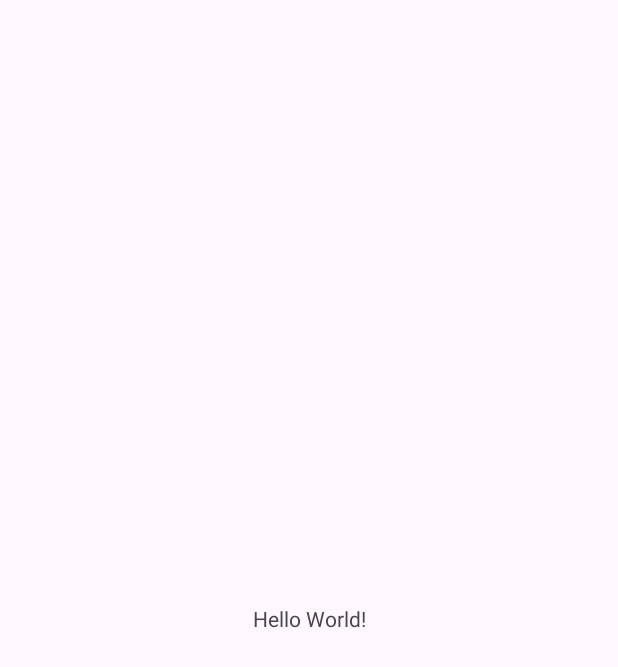
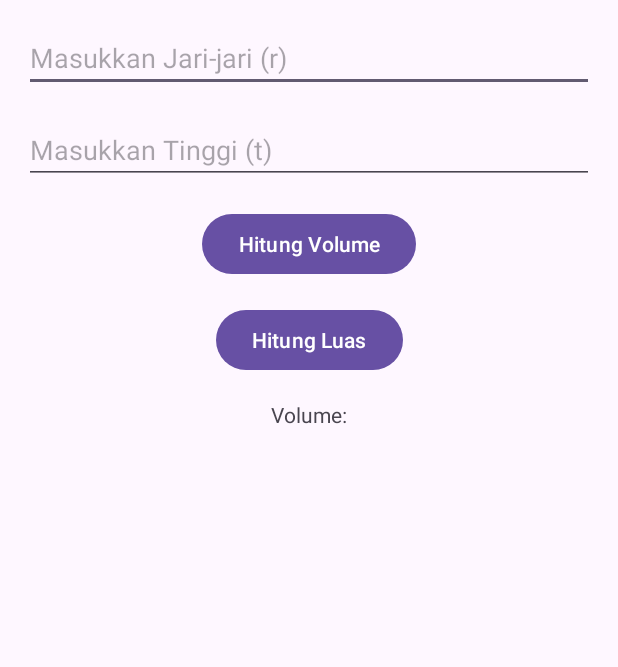
Before and after one commit to Dimasrioardianto/UTS-Pemrograman_Mobile, an Android app: the screen it shows after launch (MainActivity), on a phone screen of 412 x 824 dp. Before the commit the part shown is almost empty. Shown: the top 667 px of the screen. Run offline under Robolectric (Android 15) with nearby library versions, the phone set to English and light mode, and no system bars.

Commit message:
membuat penghitungan luas dan volume dari tabung

```diff
--- a/app/src/main/AndroidManifest.xml
+++ b/app/src/main/AndroidManifest.xml
@@ -1,6 +1,6 @@
 <?xml version="1.0" encoding="utf-8"?>
 <manifest xmlns:android="http://schemas.android.com/apk/res/android"
-    xmlns:tools="http://schemas.android.com/tools">
+    xmlns:tools="http://schemas.android.com/tools" >
 
     <application
         android:allowBackup="true"
@@ -11,10 +11,16 @@
         android:roundIcon="@mipmap/ic_launcher_round"
         android:supportsRtl="true"
         android:theme="@style/Theme.KalkulatorUts"
-        tools:targetApi="31">
+        tools:targetApi="31" >
+        <activity
+            android:name=".SecondActivity"
+            android:exported="false" />
+        <activity
+            android:name=".MainActivity2"
+            android:exported="false" />
         <activity
             android:name=".MainActivity"
-            android:exported="true">
+            android:exported="true" >
             <intent-filter>
                 <action android:name="android.intent.action.MAIN" />
 
--- a/app/src/main/java/id/ac/polbeng/ardianto/kalkulatoruts/MainActivity.kt
+++ b/app/src/main/java/id/ac/polbeng/ardianto/kalkulatoruts/MainActivity.kt
@@ -1,20 +1,40 @@
 package id.ac.polbeng.ardianto.kalkulatoruts
 
 import android.os.Bundle
-import androidx.activity.enableEdgeToEdge
 import androidx.appcompat.app.AppCompatActivity
-import androidx.core.view.ViewCompat
-import androidx.core.view.WindowInsetsCompat
+import id.ac.polbeng.ardianto.kalkulatoruts.databinding.ActivityMainBinding
+import kotlin.math.PI
 
 class MainActivity : AppCompatActivity() {
+    private lateinit var binding: ActivityMainBinding
+
     override fun onCreate(savedInstanceState: Bundle?) {
         super.onCreate(savedInstanceState)
-        enableEdgeToEdge()
-        setContentView(R.layout.activity_main)
-        ViewCompat.setOnApplyWindowInsetsListener(findViewById(R.id.main)) { v, insets ->
-            val systemBars = insets.getInsets(WindowInsetsCompat.Type.systemBars())
-            v.setPadding(systemBars.left, systemBars.top, systemBars.right, systemBars.bottom)
-            insets
+
+        binding = ActivityMainBinding.inflate(layoutInflater)
+        setContentView(binding.root)
+
+        binding.btnCalculate.setOnClickListener {
+            val radius = binding.etRadius.text.toString().toDoubleOrNull()
+            val height = binding.etHeight.text.toString().toDoubleOrNull()
+
+            if (radius != null && height != null) {
+                val volume = PI * radius * radius * height
+                binding.tvResult.text = getString(R.string.result_volume) + "%.2f".format(volume)
+            } else {
+                binding.tvResult.text = getString(R.string.error_invalid_input)
+            }
+        }
+
+        binding.btnCalculateArea.setOnClickListener {
+            val radius = binding.etRadius.text.toString().toDoubleOrNull()
+
+            if (radius != null) {
+                val area = PI * radius * radius
+                binding.tvResult.text = getString(R.string.result_area) + "%.2f".format(area)
+            } else {
+                binding.tvResult.text = getString(R.string.error_invalid_input)
+            }
         }
     }
 }
--- a/app/src/main/res/layout/activity_main.xml
+++ b/app/src/main/res/layout/activity_main.xml
@@ -2,18 +2,60 @@
 <androidx.constraintlayout.widget.ConstraintLayout xmlns:android="http://schemas.android.com/apk/res/android"
     xmlns:app="http://schemas.android.com/apk/res-auto"
     xmlns:tools="http://schemas.android.com/tools"
-    android:id="@+id/main"
     android:layout_width="match_parent"
     android:layout_height="match_parent"
     tools:context=".MainActivity">
 
-    <TextView
+    <EditText
+        android:id="@+id/etRadius"
+        android:layout_width="0dp"
+        android:layout_height="wrap_content"
+        android:hint="@string/hint_radius"
+        android:inputType="numberDecimal"
+        app:layout_constraintEnd_toEndOf="parent"
+        app:layout_constraintStart_toStartOf="parent"
+        app:layout_constraintTop_toTopOf="parent"
+        android:layout_margin="16dp"/>
+
+    <EditText
+        android:id="@+id/etHeight"
+        android:layout_width="0dp"
+        android:layout_height="wrap_content"
+        android:hint="@string/hint_height"
+        android:inputType="numberDecimal"
+        app:layout_constraintEnd_toEndOf="parent"
+        app:layout_constraintStart_toStartOf="parent"
+        app:layout_constraintTop_toBottomOf="@id/etRadius"
+        android:layout_margin="16dp"/>
+
+    <Button
+        android:id="@+id/btnCalculate"
         android:layout_width="wrap_content"
         android:layout_height="wrap_content"
-        android:text="Hello World!"
-        app:layout_constraintBottom_toBottomOf="parent"
+        android:text="@string/btn_calculate_volume"
+        app:layout_constraintTop_toBottomOf="@id/etHeight"
+        app:layout_constraintStart_toStartOf="parent"
         app:layout_constraintEnd_toEndOf="parent"
+        android:layout_marginTop="16dp" />
+
+    <Button
+        android:id="@+id/btnCalculateArea"
+        android:layout_width="wrap_content"
+        android:layout_height="wrap_content"
+        android:text="@string/btn_calculate_area"
+        app:layout_constraintTop_toBottomOf="@id/btnCalculate"
         app:layout_constraintStart_toStartOf="parent"
-        app:layout_constraintTop_toTopOf="parent" />
+        app:layout_constraintEnd_toEndOf="parent"
+        android:layout_marginTop="16dp" />
+
+    <TextView
+        android:id="@+id/tvResult"
+        android:layout_width="wrap_content"
+        android:layout_height="wrap_content"
+        android:text="@string/result_volume"
+        app:layout_constraintTop_toBottomOf="@id/btnCalculateArea"
+        app:layout_constraintStart_toStartOf="parent"
+        app:layout_constraintEnd_toEndOf="parent"
+        android:layout_marginTop="16dp" />
 
 </androidx.constraintlayout.widget.ConstraintLayout>
--- a/app/src/main/res/values/strings.xml
+++ b/app/src/main/res/values/strings.xml
@@ -1,3 +1,10 @@
 <resources>
-    <string name="app_name">KalkulatorUts</string>
+    <string name="app_name">Volume Tabung</string>
+    <string name="hint_radius">Masukkan Jari-jari (r)</string>
+    <string name="hint_height">Masukkan Tinggi (t)</string>
+    <string name="btn_calculate_volume">Hitung Volume</string>
+    <string name="btn_calculate_area">Hitung Luas</string>
+    <string name="result_volume">Volume: </string>
+    <string name="result_area">Luas: </string>
+    <string name="error_invalid_input">Masukkan nilai yang valid</string>
 </resources>
```
